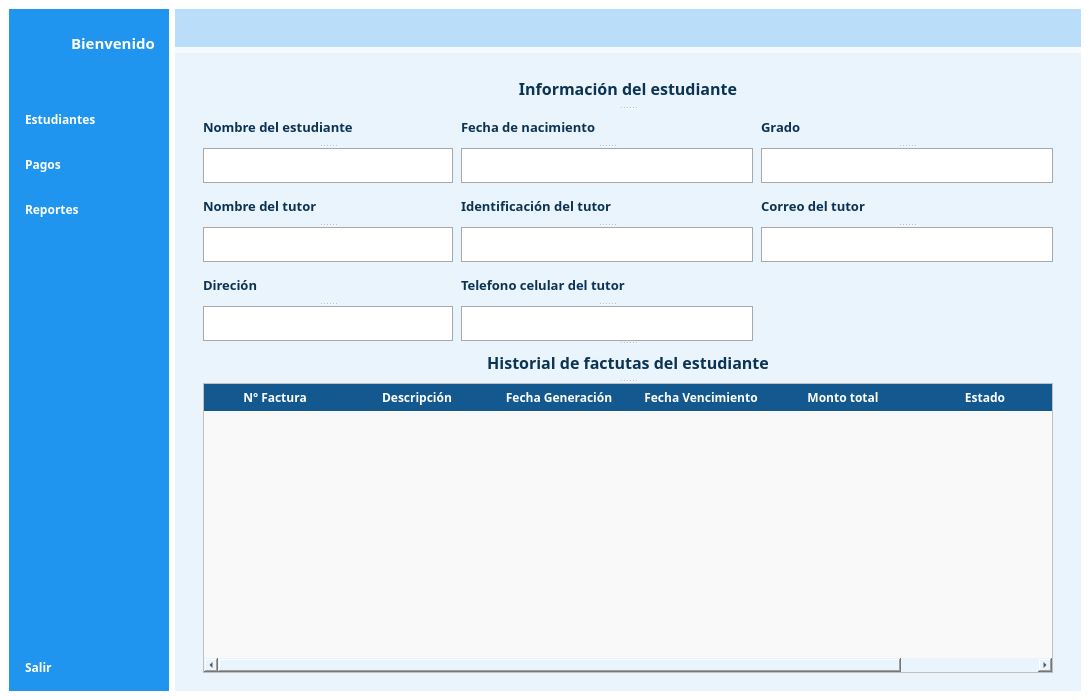
Old version of the form gui/UI/interface.ui in the repository DeiviHerreraDiaz09/Student-Management-Project.
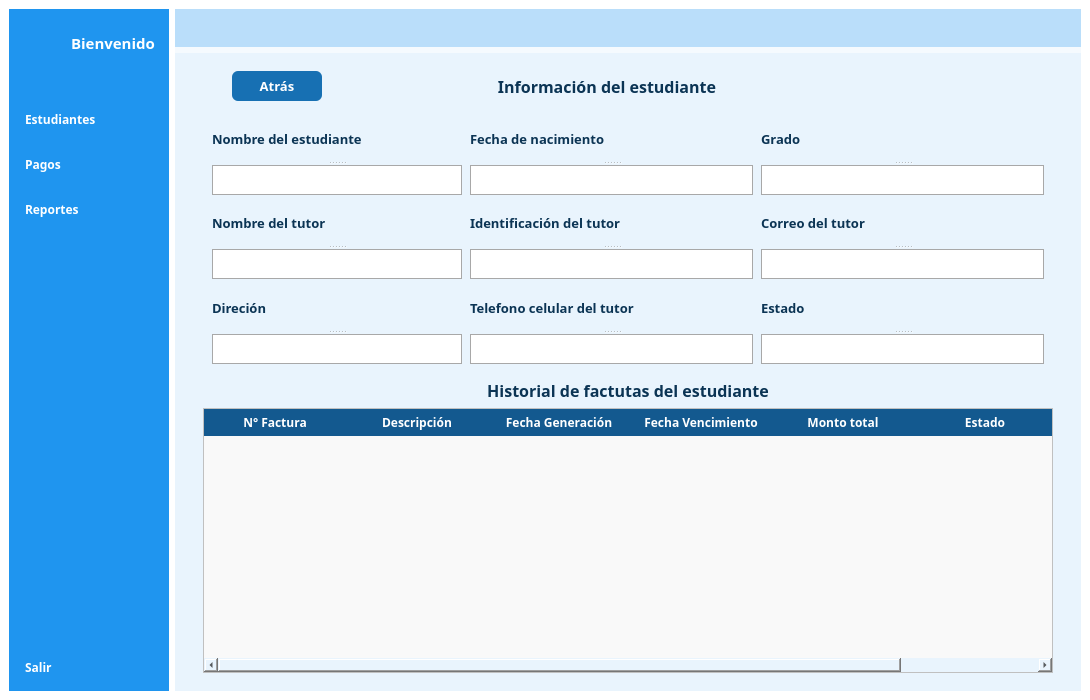
New version of the form. The open tabs and pages were chosen to show the change. Icons and pictures are not drawn.

Commit message: REFACTOR: Change pages module students

Diff of the .ui file:
```diff
--- a/gui/UI/interface.ui
+++ b/gui/UI/interface.ui
@@ -553,11 +553,55 @@
              <widget class="QWidget" name="searchStudent">
               <layout class="QGridLayout" name="gridLayout_13">
                <item row="0" column="0">
-                <widget class="QSplitter" name="splitter">
-                 <property name="orientation">
-                  <enum>Qt::Vertical</enum>
-                 </property>
+                <layout class="QHBoxLayout" name="horizontalLayout_2">
+                 <item>
+                  <widget class="QPushButton" name="pushButton">
+                   <property name="minimumSize">
+                    <size>
+                     <width>90</width>
+                     <height>30</height>
+                    </size>
+                   </property>
+                   <property name="maximumSize">
+                    <size>
+                     <width>90</width>
+                     <height>30</height>
+                    </size>
+                   </property>
+                   <property name="font">
+                    <font>
+                     <family>Euphemia</family>
+                     <pointsize>10</pointsize>
+                     <weight>75</weight>
+                     <bold>true</bold>
+                    </font>
+                   </property>
+                   <property name="styleSheet">
+                    <string notr="true">background-color:#1770b3;
+font-family: Euphemia;
+border: none;
+border-radius: 6px;
+color:white;</string>
+                   </property>
+                   <property name="text">
+                    <string>Atrás</string>
+                   </property>
+                  </widget>
+                 </item>
+                 <item>
                  <widget class="QLabel" name="tittle_info">
+                   <property name="minimumSize">
+                    <size>
+                     <width>500</width>
+                     <height>0</height>
+                    </size>
+                   </property>
+                   <property name="maximumSize">
+                    <size>
+                     <width>500</width>
+                     <height>16777215</height>
+                    </size>
+                   </property>
                   <property name="font">
                    <font>
                     <family>Euphemia</family>
@@ -582,10 +626,26 @@
                    <number>10</number>
                   </property>
                  </widget>
-                 <widget class="QSplitter" name="info_student">
-                  <property name="orientation">
-                   <enum>Qt::Horizontal</enum>
-                  </property>
+                 </item>
+                 <item>
+                  <widget class="QWidget" name="widget" native="true">
+                   <property name="minimumSize">
+                    <size>
+                     <width>130</width>
+                     <height>0</height>
+                    </size>
+                   </property>
+                   <property name="maximumSize">
+                    <size>
+                     <width>130</width>
+                     <height>16777215</height>
+                    </size>
+                   </property>
+                  </widget>
+                 </item>
+                </layout>
+               </item>
+               <item row="1" column="0">
                   <widget class="QWidget" name="info_studentWidget" native="true">
                    <property name="styleSheet">
                     <string notr="true">QLabel{
@@ -622,13 +682,13 @@
                            <property name="minimumSize">
                             <size>
                              <width>250</width>
-                             <height>25</height>
+                           <height>30</height>
                             </size>
                            </property>
                            <property name="maximumSize">
                             <size>
                              <width>250</width>
-                             <height>16777215</height>
+                           <height>30</height>
                             </size>
                            </property>
                            <property name="font">
@@ -673,7 +733,13 @@
                            <property name="minimumSize">
                             <size>
                              <width>0</width>
-                             <height>25</height>
+                           <height>30</height>
+                          </size>
+                         </property>
+                         <property name="maximumSize">
+                          <size>
+                           <width>16777215</width>
+                           <height>30</height>
                             </size>
                            </property>
                            <property name="font">
@@ -715,7 +781,13 @@
                            <property name="minimumSize">
                             <size>
                              <width>0</width>
-                             <height>25</height>
+                           <height>30</height>
+                          </size>
+                         </property>
+                         <property name="maximumSize">
+                          <size>
+                           <width>16777215</width>
+                           <height>30</height>
                             </size>
                            </property>
                            <property name="font">
@@ -764,13 +836,13 @@
                            <property name="minimumSize">
                             <size>
                              <width>250</width>
-                             <height>25</height>
+                           <height>30</height>
                             </size>
                            </property>
                            <property name="maximumSize">
                             <size>
                              <width>250</width>
-                             <height>16777215</height>
+                           <height>30</height>
                             </size>
                            </property>
                            <property name="font">
@@ -812,7 +884,13 @@
                            <property name="minimumSize">
                             <size>
                              <width>0</width>
-                             <height>25</height>
+                           <height>30</height>
+                          </size>
+                         </property>
+                         <property name="maximumSize">
+                          <size>
+                           <width>16777215</width>
+                           <height>30</height>
                             </size>
                            </property>
                            <property name="font">
@@ -854,7 +932,13 @@
                            <property name="minimumSize">
                             <size>
                              <width>0</width>
-                             <height>25</height>
+                           <height>30</height>
+                          </size>
+                         </property>
+                         <property name="maximumSize">
+                          <size>
+                           <width>16777215</width>
+                           <height>30</height>
                             </size>
                            </property>
                            <property name="font">
@@ -903,13 +987,13 @@
                            <property name="minimumSize">
                             <size>
                              <width>250</width>
-                             <height>25</height>
+                           <height>30</height>
                             </size>
                            </property>
                            <property name="maximumSize">
                             <size>
                              <width>250</width>
-                             <height>16777215</height>
+                           <height>30</height>
                             </size>
                            </property>
                            <property name="font">
@@ -951,7 +1035,13 @@
                            <property name="minimumSize">
                             <size>
                              <width>0</width>
-                             <height>25</height>
+                           <height>30</height>
+                          </size>
+                         </property>
+                         <property name="maximumSize">
+                          <size>
+                           <width>16777215</width>
+                           <height>30</height>
                             </size>
                            </property>
                            <property name="font">
@@ -975,7 +1065,47 @@
                           <property name="orientation">
                            <enum>Qt::Vertical</enum>
                           </property>
-                         </widget>
+                        <widget class="QLabel" name="label_status">
+                         <property name="font">
+                          <font>
+                           <family>Euphemia</family>
+                           <pointsize>10</pointsize>
+                           <weight>75</weight>
+                           <bold>true</bold>
+                          </font>
+                         </property>
+                         <property name="text">
+                          <string>Estado</string>
+                         </property>
+                        </widget>
+                        <widget class="QLineEdit" name="input_status">
+                         <property name="minimumSize">
+                          <size>
+                           <width>0</width>
+                           <height>30</height>
+                          </size>
+                         </property>
+                         <property name="maximumSize">
+                          <size>
+                           <width>16777215</width>
+                           <height>30</height>
+                          </size>
+                         </property>
+                         <property name="font">
+                          <font>
+                           <pointsize>10</pointsize>
+                          </font>
+                         </property>
+                         <property name="styleSheet">
+                          <string notr="true">background-color: rgb(255, 255, 255);
+color: rgb(11, 52, 84);
+border:1px solid  #a8a8a8;</string>
+                         </property>
+                         <property name="readOnly">
+                          <bool>true</bool>
+                         </property>
+                        </widget>
+                       </widget>
                         </item>
                        </layout>
                       </item>
@@ -983,7 +1113,8 @@
                     </item>
                    </layout>
                   </widget>
-                 </widget>
+               </item>
+               <item row="2" column="0">
                  <widget class="QLabel" name="history_tittle">
                   <property name="font">
                    <font>
@@ -1006,6 +1137,8 @@
                    <number>6</number>
                   </property>
                  </widget>
+               </item>
+               <item row="3" column="0">
                  <widget class="QTableWidget" name="history_table">
                   <property name="minimumSize">
                    <size>
@@ -1113,7 +1246,6 @@
                    </property>
                   </column>
                  </widget>
-                </widget>
                </item>
               </layout>
              </widget>
```
Left out of the diff: 171 changed lines with no effect on the pictures. Lines whose indentation alone changed are shown as unchanged. The commit also changes 6 other files.
